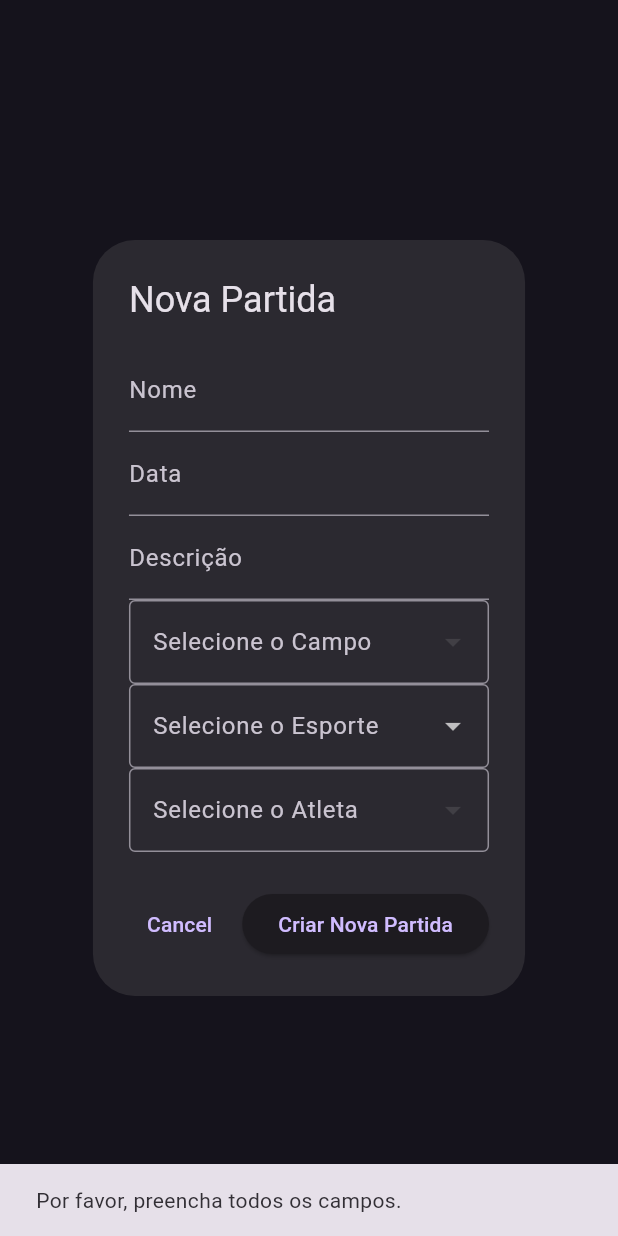
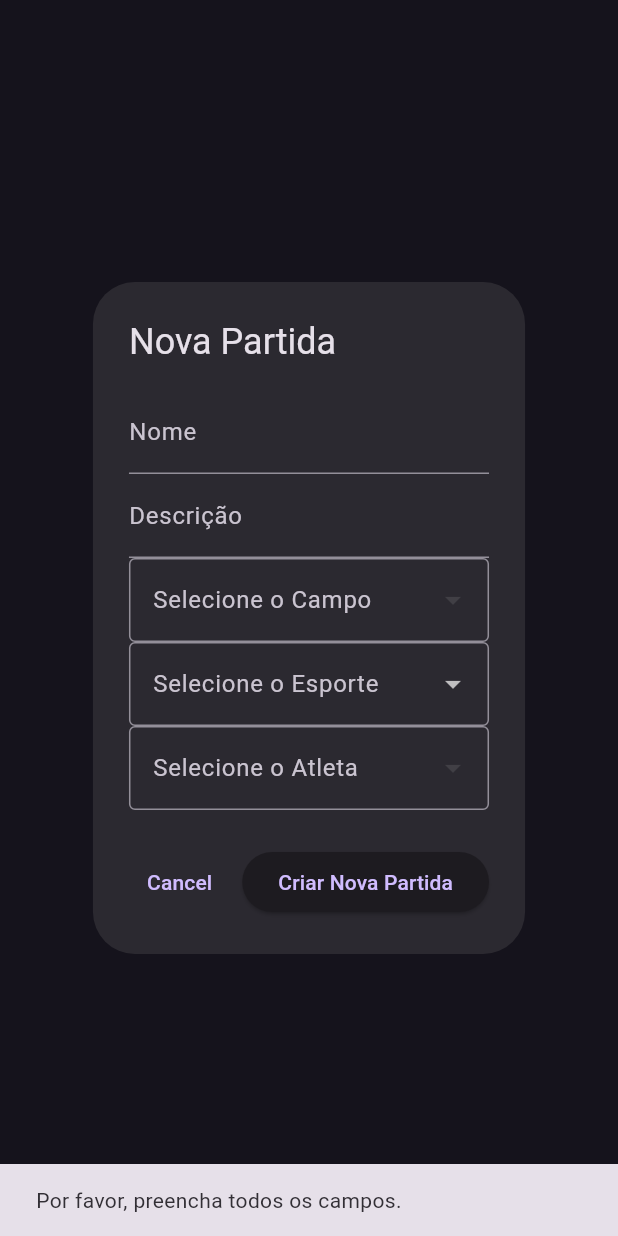
Before and after one commit to Rycerax/Atletec, a Flutter app: the NewmatchScreen widget shown alone on an empty page, opened directly, after a tap on "Criar Nova Partida", on a phone screen of 412 x 824 dp. Run offline on Flutter 3.47's test engine with Material 3 defaults, Android fonts, the phone set to English and light mode, and no system bars; our stand-ins replace csv, fl_chart, hive, hive_flutter, open_file; missing offline and left inert: dart:ffi, flutter_libserialport; accounts and stored records are empty.

Commit message:
Data da partida é puxada automaticamente do sistema e salva a Data atual em cada linha do CSV

```diff
--- a/lib/screens/newMatch_screen.dart
+++ b/lib/screens/newMatch_screen.dart
@@ -9,7 +9,6 @@ class NewmatchScreen extends StatefulWidget {
 }
 
 class _NewmatchScreenState extends State<NewmatchScreen> {
-  late TextEditingController dateController;
   late TextEditingController nameController;
   late TextEditingController descriptionController;
   final sportsList = ['Futebol', 'Jump System'];
@@ -18,7 +17,6 @@ class _NewmatchScreenState extends State<NewmatchScreen> {
   @override
   void initState() {
     super.initState();
-    dateController = TextEditingController();
     nameController = TextEditingController();
     descriptionController = TextEditingController();
     selectedSport = '';
@@ -26,7 +24,6 @@ class _NewmatchScreenState extends State<NewmatchScreen> {
 
   @override
   void dispose() {
-    dateController.dispose();
     nameController.dispose();
     descriptionController.dispose();
     super.dispose();
@@ -44,10 +41,6 @@ class _NewmatchScreenState extends State<NewmatchScreen> {
             TextField(
               controller: nameController,
               decoration: const InputDecoration(labelText: 'Nome'),
-            ),
-            TextField(
-              controller: dateController,
-              decoration: const InputDecoration(labelText: 'Data'),
             ),
             TextField(
               controller: descriptionController,
@@ -117,16 +110,15 @@ class _NewmatchScreenState extends State<NewmatchScreen> {
         ElevatedButton(
           onPressed: () {
             if (nameController.text.isNotEmpty &&
-                dateController.text.isNotEmpty &&
                 descriptionController.text.isNotEmpty &&
                 selectedSport != "" &&
                 manager.selectedField != null &&
                 manager.selectedPlayer != null) {
-
+              String dataString = "${DateTime.now().day}/${DateTime.now().month}/${DateTime.now().year}";
               final newMatch = Match(
                 id: manager.getNextMatchId(),
                 name: nameController.text,
-                date: dateController.text,
+                date: dataString,
                 description: descriptionController.text,
                 sport: selectedSport!,
                 playerId: manager.selectedPlayer!.id,
--- a/lib/widgets/serial_data_plotter.dart
+++ b/lib/widgets/serial_data_plotter.dart
@@ -58,7 +58,7 @@ class _SerialDataPlotterState extends State<SerialDataPlotter> {
       imageCache.clearLiveImages();
     });
     resetData();
-    writeData(['xg', 'yg', 'zg', 'xa', 'ya', 'za', 'lat', 'long'], 'dados${Provider.of<Manager>(context, listen: false).selectedMatch!.id}.csv');
+    writeData(['time', 'xg', 'yg', 'zg', 'xa', 'ya', 'za', 'lat', 'long'], 'dados${Provider.of<Manager>(context, listen: false).selectedMatch!.id}.csv');
   }
 
   Future<File> writeData(List<dynamic> data, String filename) async {
@@ -271,7 +271,7 @@ class _SerialDataPlotterState extends State<SerialDataPlotter> {
               xa /= 20.0;
               ya /= 20.0;
               za /= 20.0;
-              writeData([xg, yg, zg, xa, ya, za, 'ND', 'ND'], 'dados${Provider.of<Manager>(context, listen: false).selectedMatch!.id}.csv');
+              writeData([DateTime.now(), xg, yg, zg, xa, ya, za, 'ND', 'ND'], 'dados${Provider.of<Manager>(context, listen: false).selectedMatch!.id}.csv');
               for (var i = initIndex; i < buffer.length - 4; i += 12) {
                 setState(() {
                   _accelxPoints.add(FlSpot(
```
